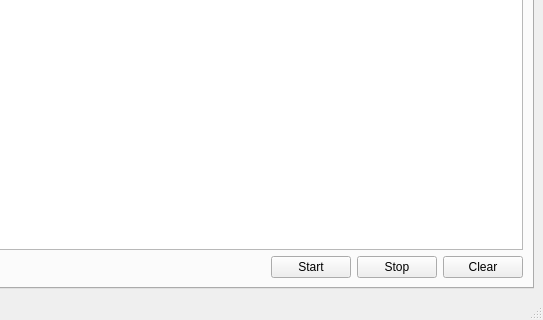
First picture: the form in src/ui/main.ui, repository mikessut/CAN-FIX-Utility, before the edit; both pictures show x 128 to 671 and y 203 to 523 of the 671 by 523 pixel window.
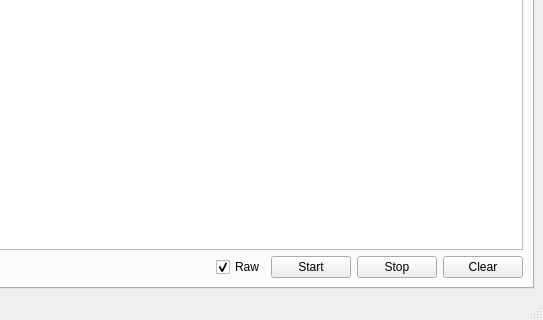
Second picture: the form after the edit. The open tabs and pages were chosen to show the change.

Commit message: Add 'Raw' checkbox to Traffic Tab

```diff
--- a/src/ui/main.ui
+++ b/src/ui/main.ui
@@ -73,6 +73,16 @@
             </property>
            </spacer>
           </item>
+          <item>
+           <widget class="QCheckBox" name="checkRaw">
+            <property name="text">
+             <string>Raw</string>
+            </property>
+            <property name="checked">
+             <bool>true</bool>
+            </property>
+           </widget>
+          </item>
           <item>
            <widget class="QPushButton" name="buttonStart">
             <property name="text">
```
